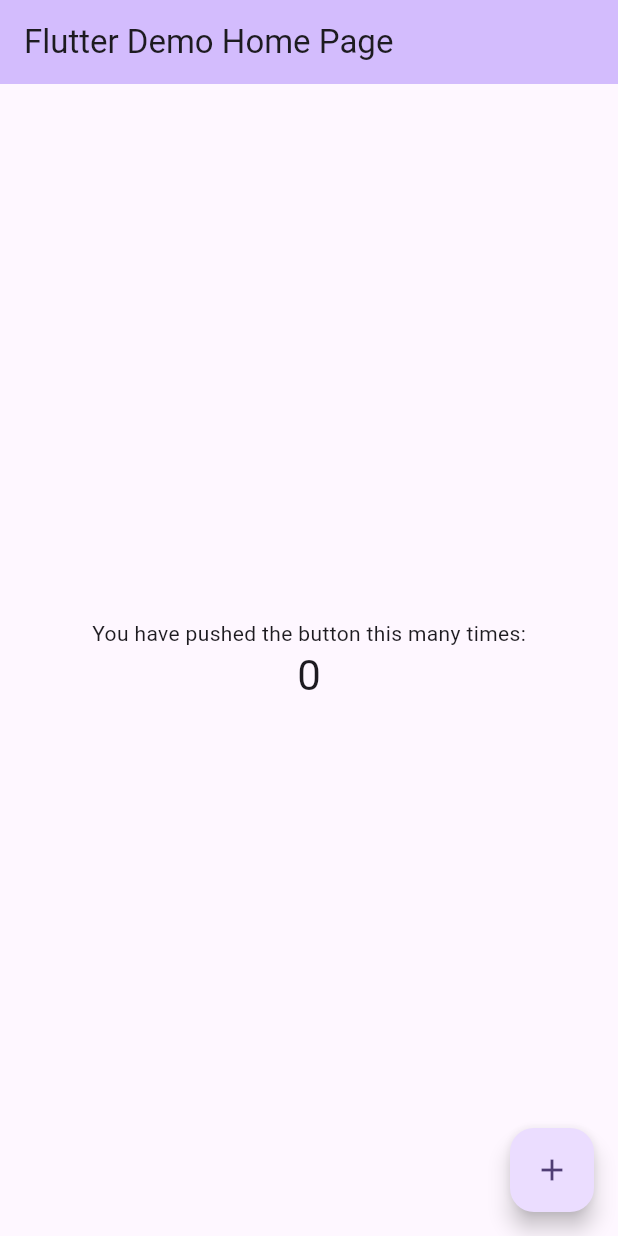
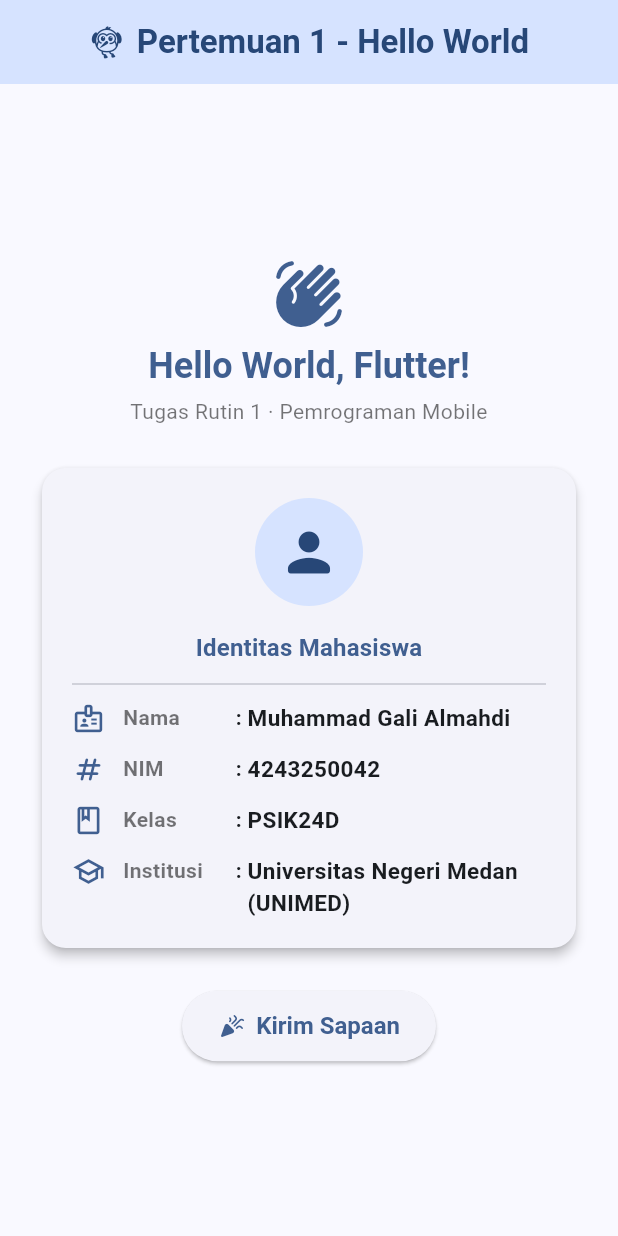
Before and after one commit to gali16-web/-pm-pertemuan-01-4243250042, a Flutter app: the screen it shows after launch, on a phone screen of 412 x 824 dp. Run offline on Flutter 3.47's test engine with Material 3 defaults, Android fonts, the phone set to English and light mode, and no system bars.

Commit message:
feat: implement structured student profile and hello world screen

```diff
--- a/lib/main.dart
+++ b/lib/main.dart
@@ -1,122 +1,31 @@
 import 'package:flutter/material.dart';
+import 'screens/home_screen.dart';
 
+/// Fungsi utama (entry point) aplikasi Flutter.
 void main() {
-  runApp(const MyApp());
+  runApp(const HelloWorldApp());
 }
 
-class MyApp extends StatelessWidget {
-  const MyApp({super.key});
+/// Root widget aplikasi Hello World untuk Tugas Rutin 1 Pemrograman Mobile.
+///
+/// Mengonfigurasi tema Material 3 dan menampilkan [HomeScreen] sebagai
+/// halaman utama aplikasi.
+class HelloWorldApp extends StatelessWidget {
+  /// Membuat instance [HelloWorldApp].
+  const HelloWorldApp({super.key});
 
-  // This widget is the root of your application.
   @override
   Widget build(BuildContext context) {
     return MaterialApp(
-      title: 'Flutter Demo',
+      title: 'Hello World - Muhammad Gali Almahdi',
+      debugShowCheckedModeBanner: false,
       theme: ThemeData(
-        // This is the theme of your application.
-        //
-        // TRY THIS: Try running your application with "flutter run". You'll see
-        // the application has a purple toolbar. Then, without quitting the app,
-        // try changing the seedColor in the colorScheme below to Colors.green
-        // and then invoke "hot reload" (save your changes or press the "hot
-        // reload" button in a Flutter-supported IDE, or press "r" if you used
-        // the command line to start the app).
-        //
-        // Notice that the counter didn't reset back to zero; the application
-        // state is not lost during the reload. To reset the state, use hot
-        // restart instead.
-        //
-        // This works for code too, not just values: Most code changes can be
-        // tested with just a hot reload.
-        colorScheme: .fromSeed(seedColor: Colors.deepPurple),
+        colorScheme: ColorScheme.fromSeed(
+          seedColor: const Color(0xFF1565C0),
+        ),
+        useMaterial3: true,
       ),
-      home: const MyHomePage(title: 'Flutter Demo Home Page'),
+      home: const HomeScreen(),
     );
   }
 }
-
-class MyHomePage extends StatefulWidget {
-  const MyHomePage({super.key, required this.title});
-
-  // This widget is the home page of your application. It is stateful, meaning
-  // that it has a State object (defined below) that contains fields that affect
-  // how it looks.
-
-  // This class is the configuration for the state. It holds the values (in this
-  // case the title) provided by the parent (in this case the App widget) and
-  // used by the build method of the State. Fields in a Widget subclass are
-  // always marked "final".
-
-  final String title;
-
-  @override
-  State<MyHomePage> createState() => _MyHomePageState();
-}
-
-class _MyHomePageState extends State<MyHomePage> {
-  int _counter = 0;
-
-  void _incrementCounter() {
-    setState(() {
-      // This call to setState tells the Flutter framework that something has
-      // changed in this State, which causes it to rerun the build method below
-      // so that the display can reflect the updated values. If we changed
-      // _counter without calling setState(), then the build method would not be
-      // called again, and so nothing would appear to happen.
-      _counter++;
-    });
-  }
-
-  @override
-  Widget build(BuildContext context) {
-    // This method is rerun every time setState is called, for instance as done
-    // by the _incrementCounter method above.
-    //
-    // The Flutter framework has been optimized to make rerunning build methods
-    // fast, so that you can just rebuild anything that needs updating rather
-    // than having to individually change instances of widgets.
-    return Scaffold(
-      appBar: AppBar(
-        // TRY THIS: Try changing the color here to a specific color (to
-        // Colors.amber, perhaps?) and trigger a hot reload to see the AppBar
-        // change color while the other colors stay the same.
-        backgroundColor: Theme.of(context).colorScheme.inversePrimary,
-        // Here we take the value from the MyHomePage object that was created by
-        // the App.build method, and use it to set our appbar title.
-        title: Text(widget.title),
-      ),
-      body: Center(
-        // Center is a layout widget. It takes a single child and positions it
-        // in the middle of the parent.
-        child: Column(
-          // Column is also a layout widget. It takes a list of children and
-          // arranges them vertically. By default, it sizes itself to fit its
-          // children horizontally, and tries to be as tall as its parent.
-          //
-          // Column has various properties to control how it sizes itself and
-          // how it positions its children. Here we use mainAxisAlignment to
-          // center the children vertically; the main axis here is the vertical
-          // axis because Columns are vertical (the cross axis would be
-          // horizontal).
-          //
-          // TRY THIS: Invoke "debug painting" (choose the "Toggle Debug Paint"
-          // action in the IDE, or press "p" in the console), to see the
-          // wireframe for each widget.
-          mainAxisAlignment: .center,
-          children: [
-            const Text('You have pushed the button this many times:'),
-            Text(
-              '$_counter',
-              style: Theme.of(context).textTheme.headlineMedium,
-            ),
-          ],
-        ),
-      ),
-      floatingActionButton: FloatingActionButton(
-        onPressed: _incrementCounter,
-        tooltip: 'Increment',
-        child: const Icon(Icons.add),
-      ),
-    );
-  }
-}
--- /dev/null
+++ b/lib/models/student_profile.dart
@@ -0,0 +1,29 @@
+/// Model data untuk menyimpan informasi identitas mahasiswa.
+///
+/// Kelas ini bersifat immutable (menggunakan `final` dan konstruktor `const`)
+/// sesuai dengan best practice pengembangan aplikasi Flutter.
+class StudentProfile {
+  /// Nama lengkap mahasiswa.
+  final String name;
+
+  /// Nomor Induk Mahasiswa (NIM).
+  final String nim;
+
+  /// Kelas mahasiswa pada mata kuliah Pemrograman Mobile.
+  final String className;
+
+  /// Nama mata kuliah yang sedang ditempuh.
+  final String course;
+
+  /// Nama perguruan tinggi/universitas.
+  final String university;
+
+  /// Membuat instance [StudentProfile] dengan parameter wajib.
+  const StudentProfile({
+    required this.name,
+    required this.nim,
+    required this.className,
+    this.course = 'Pemrograman Mobile',
+    this.university = 'Universitas Negeri Medan (UNIMED)',
+  });
+}
--- /dev/null
+++ b/lib/screens/home_screen.dart
@@ -0,0 +1,135 @@
+import 'package:flutter/material.dart';
+import '../models/student_profile.dart';
+import '../widgets/profile_card.dart';
+
+/// Halaman utama aplikasi Hello World Flutter untuk Tugas Rutin 1.
+///
+/// Menampilkan pesan sapaan "Hello World!", identitas mahasiswa (Nama, NIM, Kelas),
+/// serta widget tambahan berupa [Icon] dan [ElevatedButton] interaktif yang
+/// mendemonstrasikan prinsip reaktif `UI = f(state)` pada Flutter.
+class HomeScreen extends StatefulWidget {
+  /// Membuat instance [HomeScreen].
+  const HomeScreen({super.key});
+
+  @override
+  State<HomeScreen> createState() => _HomeScreenState();
+}
+
+class _HomeScreenState extends State<HomeScreen> {
+  /// Data statis identitas mahasiswa sesuai Tugas Rutin 1.
+  static const StudentProfile _student = StudentProfile(
+    name: 'Muhammad Gali Almahdi',
+    nim: '4243250042',
+    className: 'PSIK24D',
+  );
+
+  /// State penghitung jumlah klik tombol sapaan.
+  int _greetingCount = 0;
+
+  /// Fungsi untuk memperbarui state ketika [ElevatedButton] ditekan.
+  void _handleGreetingPressed() {
+    setState(() {
+      _greetingCount++;
+    });
+
+    ScaffoldMessenger.of(context).clearSnackBars();
+    ScaffoldMessenger.of(context).showSnackBar(
+      SnackBar(
+        content: Text(
+          'Halo dari ${_student.name} (${_student.nim})! '
+          'Tombol telah ditekan $_greetingCount kali.',
+        ),
+        behavior: SnackBarBehavior.floating,
+        duration: const Duration(seconds: 2),
+      ),
+    );
+  }
+
+  @override
+  Widget build(BuildContext context) {
+    final colorScheme = Theme.of(context).colorScheme;
+
+    return Scaffold(
+      appBar: AppBar(
+        backgroundColor: colorScheme.primaryContainer,
+        foregroundColor: colorScheme.onPrimaryContainer,
+        centerTitle: true,
+        title: const Row(
+          mainAxisSize: MainAxisSize.min,
+          children: [
+            Icon(Icons.flutter_dash_rounded),
+            SizedBox(width: 8),
+            Text(
+              'Pertemuan 1 - Hello World',
+              style: TextStyle(fontWeight: FontWeight.bold),
+            ),
+          ],
+        ),
+      ),
+      body: SafeArea(
+        child: Center(
+          child: SingleChildScrollView(
+            padding: const EdgeInsets.all(24.0),
+            child: ConstrainedBox(
+              constraints: const BoxConstraints(maxWidth: 440),
+              child: Column(
+                mainAxisAlignment: MainAxisAlignment.center,
+                children: [
+                  // Header Hello World
+                  Icon(
+                    Icons.waving_hand_rounded,
+                    size: 48,
+                    color: colorScheme.primary,
+                  ),
+                  const SizedBox(height: 8),
+                  Text(
+                    'Hello World, Flutter!',
+                    textAlign: TextAlign.center,
+                    style: Theme.of(context).textTheme.headlineSmall?.copyWith(
+                          fontWeight: FontWeight.bold,
+                          color: colorScheme.primary,
+                        ),
+                  ),
+                  const SizedBox(height: 4),
+                  Text(
+                    'Tugas Rutin 1 · Pemrograman Mobile',
+                    textAlign: TextAlign.center,
+                    style: Theme.of(context).textTheme.bodyMedium?.copyWith(
+                          color: Colors.black54,
+                        ),
+                  ),
+                  const SizedBox(height: 24),
+
+                  // Kartu Identitas Mahasiswa (Nama, NIM, Kelas)
+                  const ProfileCard(profile: _student),
+                  const SizedBox(height: 24),
+
+                  // Widget tambahan: ElevatedButton dengan Icon
+                  ElevatedButton.icon(
+                    onPressed: _handleGreetingPressed,
+                    icon: const Icon(Icons.celebration_rounded),
+                    label: Text(
+                      _greetingCount == 0
+                          ? 'Kirim Sapaan'
+                          : 'Sapaan Terkirim ($_greetingCount)',
+                    ),
+                    style: ElevatedButton.styleFrom(
+                      padding: const EdgeInsets.symmetric(
+                        horizontal: 24,
+                        vertical: 14,
+                      ),
+                      textStyle: const TextStyle(
+                        fontSize: 16,
+                        fontWeight: FontWeight.w600,
+                      ),
+                    ),
+                  ),
+                ],
+              ),
+            ),
+          ),
+        ),
+      ),
+    );
+  }
+}
--- /dev/null
+++ b/lib/widgets/profile_card.dart
@@ -0,0 +1,128 @@
+import 'package:flutter/material.dart';
+import '../models/student_profile.dart';
+
+/// Widget kartu profil yang menampilkan identitas lengkap mahasiswa.
+///
+/// Menggunakan komponen Material 3 seperti [Card], [ListTile], dan [Icon]
+/// untuk menyajikan Nama, NIM, dan Kelas secara rapi dan mudah dibaca.
+class ProfileCard extends StatelessWidget {
+  /// Data profil mahasiswa yang akan ditampilkan pada kartu.
+  final StudentProfile profile;
+
+  /// Membuat widget [ProfileCard].
+  const ProfileCard({
+    super.key,
+    required this.profile,
+  });
+
+  @override
+  Widget build(BuildContext context) {
+    final colorScheme = Theme.of(context).colorScheme;
+
+    return Card(
+      elevation: 3,
+      shape: RoundedRectangleBorder(
+        borderRadius: BorderRadius.circular(16),
+      ),
+      child: Padding(
+        padding: const EdgeInsets.all(20.0),
+        child: Column(
+          mainAxisSize: MainAxisSize.min,
+          children: [
+            // Avatar dengan widget tambahan Icon
+            CircleAvatar(
+              radius: 36,
+              backgroundColor: colorScheme.primaryContainer,
+              child: Icon(
+                Icons.person_rounded,
+                size: 42,
+                color: colorScheme.onPrimaryContainer,
+              ),
+            ),
+            const SizedBox(height: 16),
+            Text(
+              'Identitas Mahasiswa',
+              style: Theme.of(context).textTheme.titleMedium?.copyWith(
+                    fontWeight: FontWeight.bold,
+                    color: colorScheme.primary,
+                  ),
+            ),
+            const Divider(height: 24),
+            _buildInfoRow(
+              context,
+              icon: Icons.badge_outlined,
+              label: 'Nama',
+              value: profile.name,
+            ),
+            const SizedBox(height: 12),
+            _buildInfoRow(
+              context,
+              icon: Icons.numbers_rounded,
+              label: 'NIM',
+              value: profile.nim,
+            ),
+            const SizedBox(height: 12),
+            _buildInfoRow(
+              context,
+              icon: Icons.class_outlined,
+              label: 'Kelas',
+              value: profile.className,
+            ),
+            const SizedBox(height: 12),
+            _buildInfoRow(
+              context,
+              icon: Icons.school_outlined,
+              label: 'Institusi',
+              value: profile.university,
+            ),
+          ],
+        ),
+      ),
+    );
+  }
+
+  /// Helper method untuk membangun baris informasi dengan [Icon], label, dan nilai.
+  Widget _buildInfoRow(
+    BuildContext context, {
+    required IconData icon,
+    required String label,
+    required String value,
+  }) {
+    final colorScheme = Theme.of(context).colorScheme;
+
+    return Row(
+      crossAxisAlignment: CrossAxisAlignment.start,
+      children: [
+        Icon(
+          icon,
+          size: 22,
+          color: colorScheme.primary,
+        ),
+        const SizedBox(width: 12),
+        SizedBox(
+          width: 75,
+          child: Text(
+            label,
+            style: const TextStyle(
+              fontWeight: FontWeight.w600,
+              color: Colors.black54,
+            ),
+          ),
+        ),
+        const Text(
+          ': ',
+          style: TextStyle(fontWeight: FontWeight.w600),
+        ),
+        Expanded(
+          child: Text(
+            value,
+            style: const TextStyle(
+              fontWeight: FontWeight.bold,
+              fontSize: 15,
+            ),
+          ),
+        ),
+      ],
+    );
+  }
+}
```
